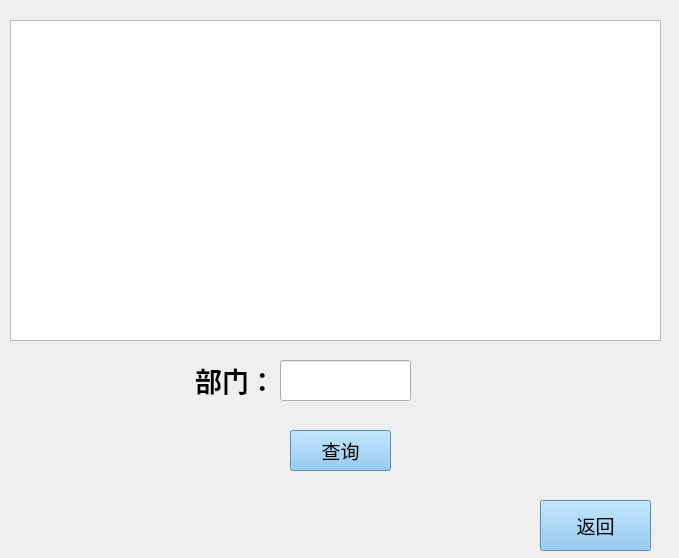
First picture: the form in DBMS/depart_m.ui, repository YOUNIR/QT-Personnel-management-system, before the edit.
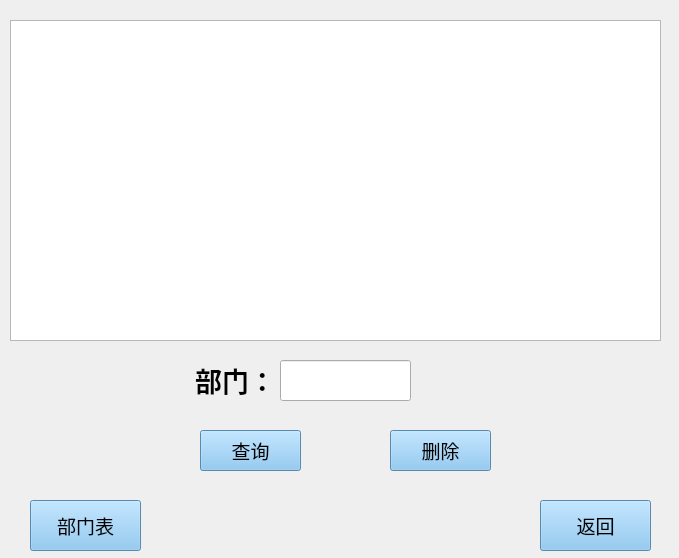
Second picture: the form after the edit. Icons and pictures are not drawn.

```diff
--- a/DBMS/depart_m.ui
+++ b/DBMS/depart_m.ui
@@ -41,7 +41,7 @@
    <widget class="QPushButton" name="query_Button">
     <property name="geometry">
      <rect>
-      <x>310</x>
+      <x>220</x>
       <y>440</y>
       <width>101</width>
       <height>41</height>
@@ -136,6 +136,48 @@
      <string/>
     </property>
    </widget>
+   <widget class="QPushButton" name="query_Button_2">
+    <property name="geometry">
+     <rect>
+      <x>410</x>
+      <y>440</y>
+      <width>101</width>
+      <height>41</height>
+     </rect>
+    </property>
+    <property name="font">
+     <font>
+      <pointsize>14</pointsize>
+     </font>
+    </property>
+    <property name="styleSheet">
+     <string notr="true">background-color: rgb(124,192,241);</string>
+    </property>
+    <property name="text">
+     <string>删除</string>
+    </property>
+   </widget>
+   <widget class="QPushButton" name="dept_Button">
+    <property name="geometry">
+     <rect>
+      <x>50</x>
+      <y>510</y>
+      <width>111</width>
+      <height>51</height>
+     </rect>
+    </property>
+    <property name="font">
+     <font>
+      <pointsize>14</pointsize>
+     </font>
+    </property>
+    <property name="styleSheet">
+     <string notr="true">background-color: rgb(124,192,241);</string>
+    </property>
+    <property name="text">
+     <string>部门表</string>
+    </property>
+   </widget>
   </widget>
  </widget>
  <resources/>
```
